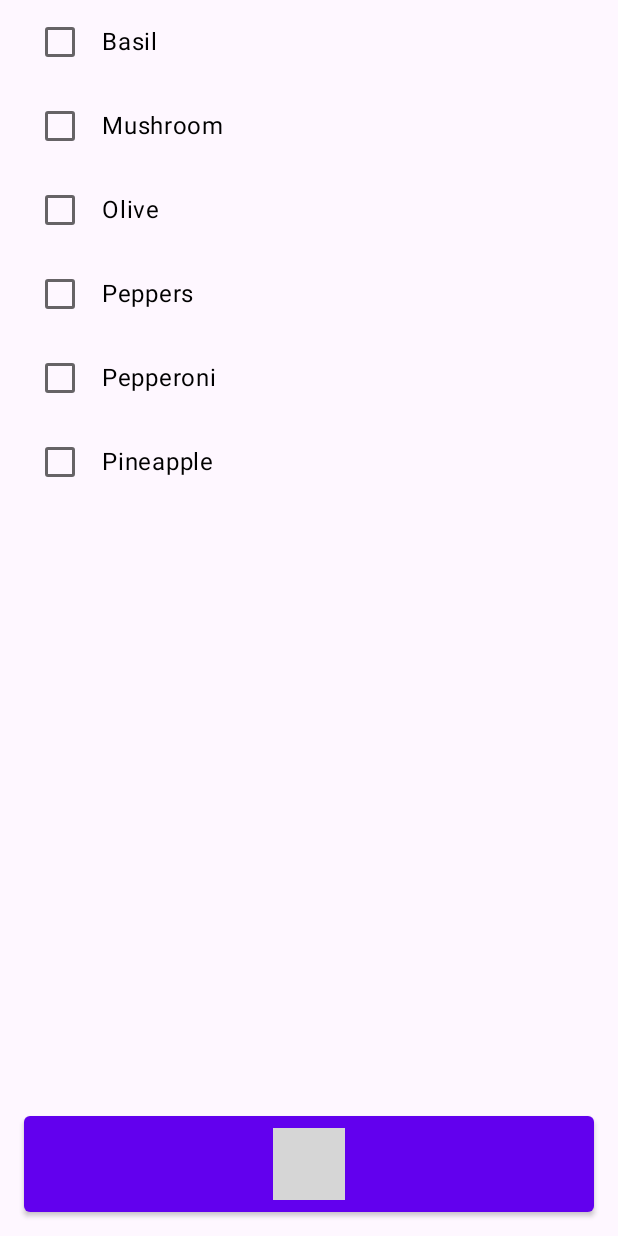
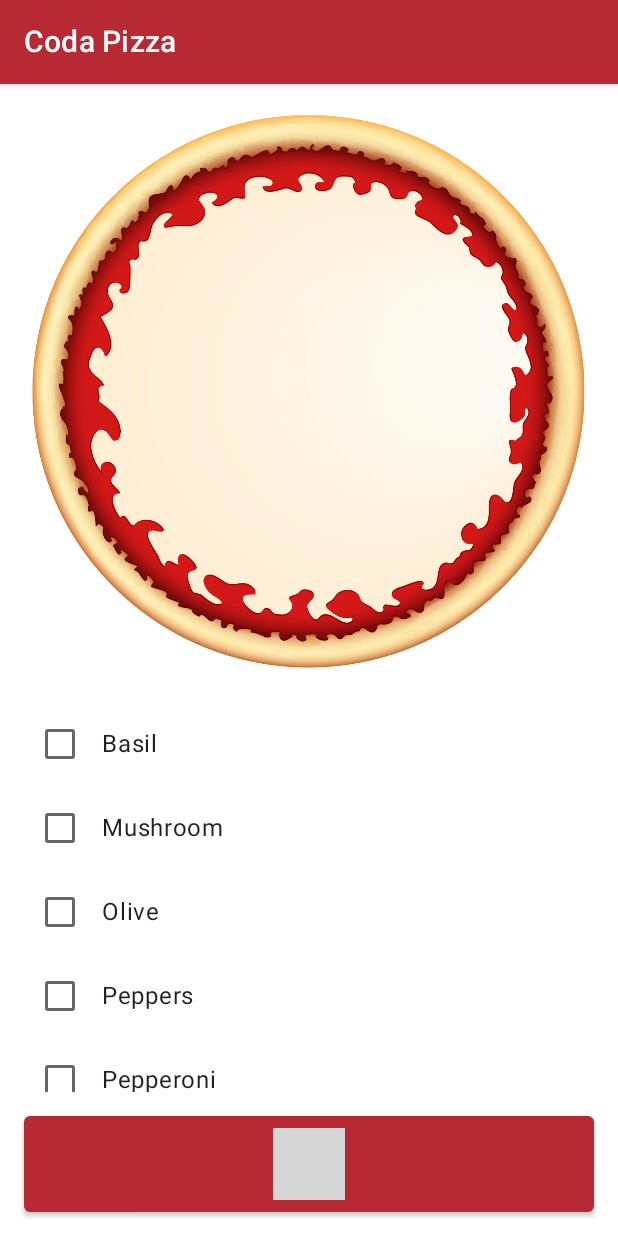
Before and after one commit to Hossam-Elgmmal/coda-pizza, an Android app built with Jetpack Compose: the screen it shows after launch (MainActivity), on a phone screen of 412 x 824 dp. Run offline under Robolectric (Android 15) with nearby library versions, the phone set to English and light mode, and no system bars; 1 statement that could not run was skipped; grey boxes are pictures that could not be loaded.

Commit message:
added app theme and hero image

```diff
--- a/app/build.gradle.kts
+++ b/app/build.gradle.kts
@@ -45,10 +45,7 @@ android {
 dependencies {
 
     implementation(libs.androidx.core.ktx)
-    implementation(libs.androidx.appcompat)
-    implementation(libs.material)
     implementation(libs.androidx.activity)
-    implementation(libs.androidx.constraintlayout)
     testImplementation(libs.junit)
     androidTestImplementation(libs.androidx.junit)
     androidTestImplementation(libs.androidx.espresso.core)
--- a/app/src/main/java/com/bignerdranch/android/codapizza/MainActivity.kt
+++ b/app/src/main/java/com/bignerdranch/android/codapizza/MainActivity.kt
@@ -3,13 +3,16 @@ package com.bignerdranch.android.codapizza
 import android.os.Bundle
 import androidx.activity.ComponentActivity
 import androidx.activity.compose.setContent
+import com.bignerdranch.android.codapizza.ui.AppTheme
 import com.bignerdranch.android.codapizza.ui.PizzaBuilderScreen
 
 class MainActivity : ComponentActivity() {
     override fun onCreate(savedInstanceState: Bundle?) {
         super.onCreate(savedInstanceState)
         setContent {
-            PizzaBuilderScreen()
+            AppTheme {
+                PizzaBuilderScreen()
+            }
         }
     }
 }
--- a/app/src/main/java/com/bignerdranch/android/codapizza/model/Topping.kt
+++ b/app/src/main/java/com/bignerdranch/android/codapizza/model/Topping.kt
@@ -1,27 +1,35 @@
 package com.bignerdranch.android.codapizza.model
 
+import androidx.annotation.DrawableRes
 import androidx.annotation.StringRes
 import com.bignerdranch.android.codapizza.R
 
 enum class Topping(
-    @StringRes val toppingName: Int
+    @StringRes val toppingName: Int,
+    @DrawableRes val pizzaOverlayImage: Int,
 ) {
     Basil(
-        toppingName = R.string.topping_basil
+        toppingName = R.string.topping_basil,
+        pizzaOverlayImage = R.drawable.topping_basil,
     ),
     Mushroom(
-        toppingName = R.string.topping_mushroom
+        toppingName = R.string.topping_mushroom,
+        pizzaOverlayImage = R.drawable.topping_mushroom,
     ),
     Olive(
-        toppingName = R.string.topping_olive
+        toppingName = R.string.topping_olive,
+        pizzaOverlayImage = R.drawable.topping_olive,
     ),
     Peppers(
-        toppingName = R.string.topping_peppers
+        toppingName = R.string.topping_peppers,
+        pizzaOverlayImage = R.drawable.topping_peppers,
     ),
     Pepperoni(
-        toppingName = R.string.topping_pepperoni
+        toppingName = R.string.topping_pepperoni,
+        pizzaOverlayImage = R.drawable.topping_pepperoni,
     ),
     Pineapple(
-        toppingName = R.string.topping_pineapple
+        toppingName = R.string.topping_pineapple,
+        pizzaOverlayImage = R.drawable.topping_pineapple,
     ),
 }
--- /dev/null
+++ b/app/src/main/java/com/bignerdranch/android/codapizza/ui/AppTheme.kt
@@ -0,0 +1,20 @@
+package com.bignerdranch.android.codapizza.ui
+
+import androidx.compose.material.MaterialTheme
+import androidx.compose.material.lightColors
+import androidx.compose.runtime.Composable
+import androidx.compose.ui.graphics.Color
+
+@Composable
+fun AppTheme(
+    content: @Composable () -> Unit,
+) = MaterialTheme(
+    colors = lightColors(
+        primary = Color(0xFFB72A33),
+        primaryVariant = Color(0xFFA6262E),
+        secondary = Color(0xFF03C4DD),
+        secondaryVariant = Color(0xFF03B2C9)
+    )
+) {
+    content()
+}
--- a/app/src/main/java/com/bignerdranch/android/codapizza/ui/PizzaBuilderScreen.kt
+++ b/app/src/main/java/com/bignerdranch/android/codapizza/ui/PizzaBuilderScreen.kt
@@ -1,13 +1,16 @@
 package com.bignerdranch.android.codapizza.ui
 
 import android.icu.text.NumberFormat
+import android.widget.Toast
 import androidx.compose.foundation.layout.Column
 import androidx.compose.foundation.layout.fillMaxWidth
 import androidx.compose.foundation.layout.padding
 import androidx.compose.foundation.lazy.LazyColumn
 import androidx.compose.foundation.lazy.items
 import androidx.compose.material.Button
+import androidx.compose.material.Scaffold
 import androidx.compose.material.Text
+import androidx.compose.material.TopAppBar
 import androidx.compose.runtime.Composable
 import androidx.compose.runtime.getValue
 import androidx.compose.runtime.mutableStateOf
@@ -15,6 +18,7 @@ import androidx.compose.runtime.remember
 import androidx.compose.runtime.saveable.rememberSaveable
 import androidx.compose.runtime.setValue
 import androidx.compose.ui.Modifier
+import androidx.compose.ui.platform.LocalContext
 import androidx.compose.ui.res.stringResource
 import androidx.compose.ui.text.intl.Locale
 import androidx.compose.ui.text.toUpperCase
@@ -30,9 +34,18 @@ fun PizzaBuilderScreen(
     modifier: Modifier = Modifier
 ) {
     var pizza by rememberSaveable { mutableStateOf(Pizza()) }
+    Scaffold(
+        modifier = modifier,
+        topBar = {
+            TopAppBar(
+                title = { Text(stringResource(id = R.string.app_name)) },
+            )
+        }
+    ) { paddingValues ->
         Column(
-        modifier = modifier
+            modifier = Modifier.padding(top = paddingValues.calculateTopPadding())
         ) {
+
             ToppingList(
                 pizza = pizza,
                 onEditPizza = { pizza = it },
@@ -46,6 +59,7 @@ fun PizzaBuilderScreen(
                     .fillMaxWidth()
                     .padding(16.dp)
             )
+        }
     }
 }
 
@@ -73,6 +87,12 @@ private fun ToppingList(
     LazyColumn(
         modifier = modifier
     ) {
+        item {
+            PizzaHeroImage(
+                pizza = pizza,
+                modifier = Modifier.padding(16.dp)
+            )
+        }
         items(Topping.entries.toTypedArray()) { topping ->
             ToppingCell(
                 topping = topping,
@@ -90,10 +110,12 @@ private fun OrderButton(
     pizza: Pizza,
     modifier: Modifier = Modifier
 ) {
+    val context = LocalContext.current
     Button(
         modifier = modifier,
         onClick = {
-            /*TODO*/
+            Toast.makeText(context, R.string.order_placed_toast, Toast.LENGTH_LONG)
+                .show()
         }
     ) {
         val currencyFormatter = remember { NumberFormat.getCurrencyInstance() }
--- a/app/src/main/res/values-night/themes.xml
+++ /dev/null
@@ -1,7 +0,0 @@
-<resources xmlns:tools="http://schemas.android.com/tools">
-    <!-- Base application theme. -->
-    <style name="Base.Theme.CodaPizza" parent="Theme.Material3.DayNight.NoActionBar">
-        <!-- Customize your dark theme here. -->
-        <!-- <item name="colorPrimary">@color/my_dark_primary</item> -->
-    </style>
-</resources>
--- a/app/src/main/res/values/colors.xml
+++ /dev/null
@@ -1,5 +0,0 @@
-<?xml version="1.0" encoding="utf-8"?>
-<resources>
-    <color name="black">#FF000000</color>
-    <color name="white">#FFFFFFFF</color>
-</resources>
--- a/app/src/main/res/values/strings.xml
+++ b/app/src/main/res/values/strings.xml
@@ -14,4 +14,6 @@
     <string name="topping_pineapple">Pineapple</string>
     <string name="place_order_button">Place Order (%1$s)</string>
     <string name="placement_prompt">Where do you want %1$s on your pizza?</string>
+    <string name="pizza_preview">Pizza preview</string>
+    <string name="order_placed_toast">Order Submitted!</string>
 </resources>
--- a/app/src/main/res/values/themes.xml
+++ b/app/src/main/res/values/themes.xml
@@ -1,6 +1,6 @@
-<resources xmlns:tools="http://schemas.android.com/tools">
+<resources>
     <!-- Base application theme. -->
-    <style name="Base.Theme.CodaPizza" parent="Theme.Material3.DayNight.NoActionBar">
+    <style name="Base.Theme.CodaPizza" parent="android:Theme.Material.NoActionBar">
         <!-- Customize your light theme here. -->
         <!-- <item name="colorPrimary">@color/my_light_primary</item> -->
     </style>
--- a/gradle/libs.versions.toml
+++ b/gradle/libs.versions.toml
@@ -6,10 +6,7 @@ coreKtx = "1.12.0"
 junit = "4.13.2"
 junitVersion = "1.1.5"
 espressoCore = "3.5.1"
-appcompat = "1.6.1"
-material = "1.11.0"
 activity = "1.8.0"
-constraintlayout = "2.1.4"
 
 [libraries]
 androidx-activity-compose = { module = "androidx.activity:activity-compose", version.ref = "activityCompose" }
@@ -17,10 +14,7 @@ androidx-core-ktx = { group = "androidx.core", name = "core-ktx", version.ref =
 junit = { group = "junit", name = "junit", version.ref = "junit" }
 androidx-junit = { group = "androidx.test.ext", name = "junit", version.ref = "junitVersion" }
 androidx-espresso-core = { group = "androidx.test.espresso", name = "espresso-core", version.ref = "espressoCore" }
-androidx-appcompat = { group = "androidx.appcompat", name = "appcompat", version.ref = "appcompat" }
-material = { group = "com.google.android.material", name = "material", version.ref = "material" }
 androidx-activity = { group = "androidx.activity", name = "activity", version.ref = "activity" }
-androidx-constraintlayout = { group = "androidx.constraintlayout", name = "constraintlayout", version.ref = "constraintlayout" }
 
 [plugins]
 androidApplication = { id = "com.android.application", version.ref = "agp" }
```
Also changed, not shown: app/src/main/java/com/bignerdranch/android/codapizza/ui/PizzaHeroImage.kt (added, +80 -0 lines), app/src/main/res/drawable/pizza_crust.webp (added), app/src/main/res/drawable/topping_basil.webp (added), app/src/main/res/drawable/topping_mushroom.webp (added), app/src/main/res/drawable/topping_olive.webp (added), app/src/main/res/drawable/topping_pepperoni.webp (added), app/src/main/res/drawable/topping_peppers.webp (added), app/src/main/res/drawable/topping_pineapple.webp (added). Lines whose indentation alone changed are shown as unchanged.
